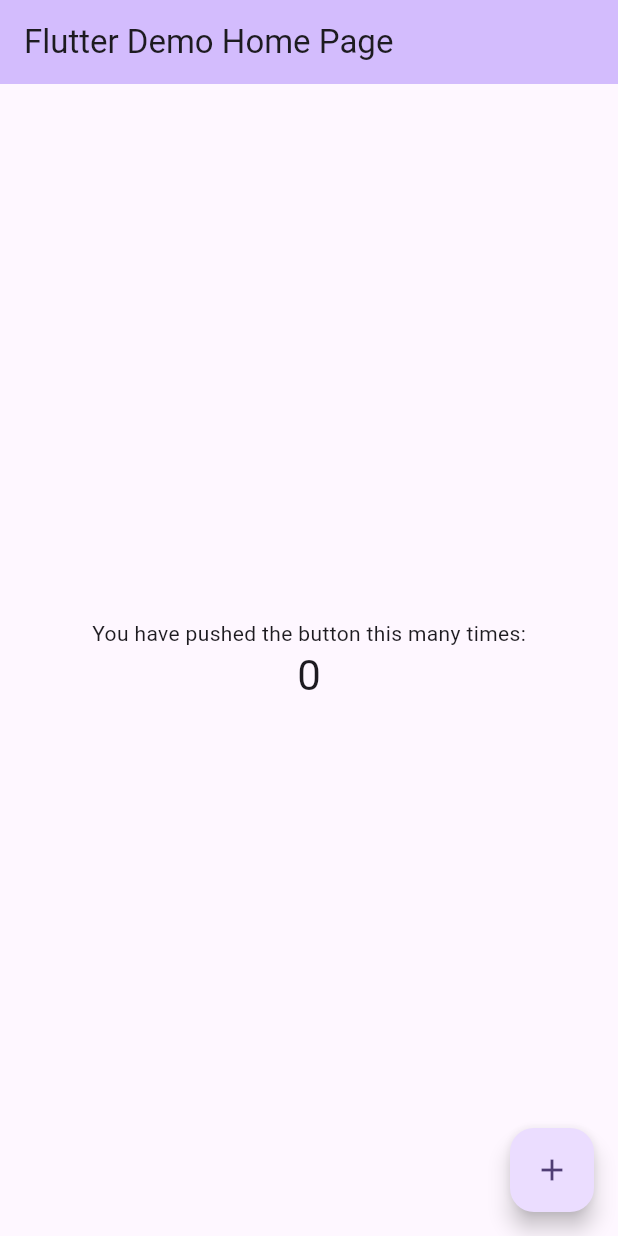
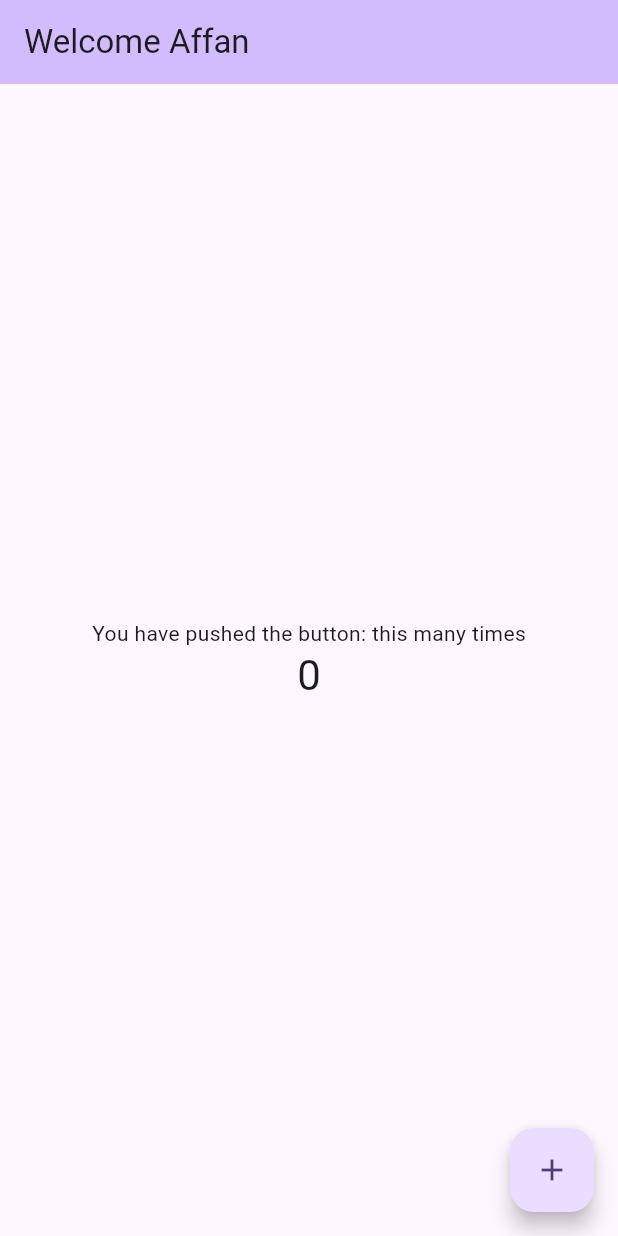
Before and after one commit to Muhammadd-01/firstFlutterApp, a Flutter app: the screen it shows after launch, on a phone screen of 412 x 824 dp. Run offline on Flutter 3.47's test engine with Material 3 defaults, Android fonts, the phone set to English and light mode, and no system bars.

Commit message:
Flutter APp

```diff
--- a/lib/main.dart
+++ b/lib/main.dart
@@ -11,7 +11,7 @@ class MyApp extends StatelessWidget {
   @override
   Widget build(BuildContext context) {
     return MaterialApp(
-      title: 'Flutter Demo',
+      title: 'Affan',
       theme: ThemeData(
         // This is the theme of your application.
         //
@@ -83,7 +83,7 @@ class _MyHomePageState extends State<MyHomePage> {
         backgroundColor: Theme.of(context).colorScheme.inversePrimary,
         // Here we take the value from the MyHomePage object that was created by
         // the App.build method, and use it to set our appbar title.
-        title: Text(widget.title),
+        title: Text('Welcome Affan'),
       ),
       body: Center(
         // Center is a layout widget. It takes a single child and positions it
@@ -104,7 +104,7 @@ class _MyHomePageState extends State<MyHomePage> {
           // wireframe for each widget.
           mainAxisAlignment: MainAxisAlignment.center,
           children: <Widget>[
-            const Text('You have pushed the button this many times:'),
+            const Text('You have pushed the button: this many times'),
             Text(
               '$_counter',
               style: Theme.of(context).textTheme.headlineMedium,
```
